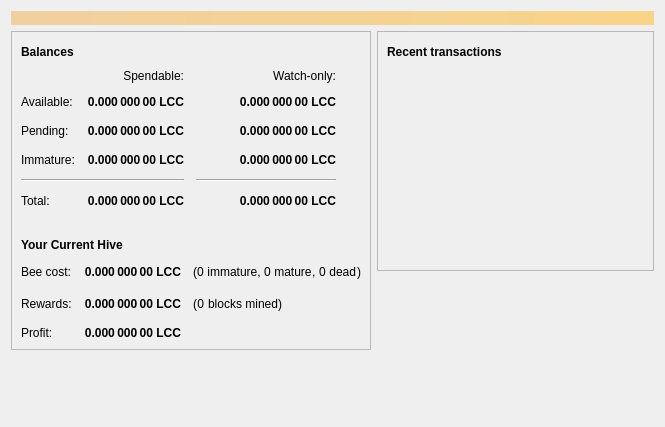
litecoincash-project/litecoincash, file src/qt/forms/overviewpage.ui: the form before one commit.
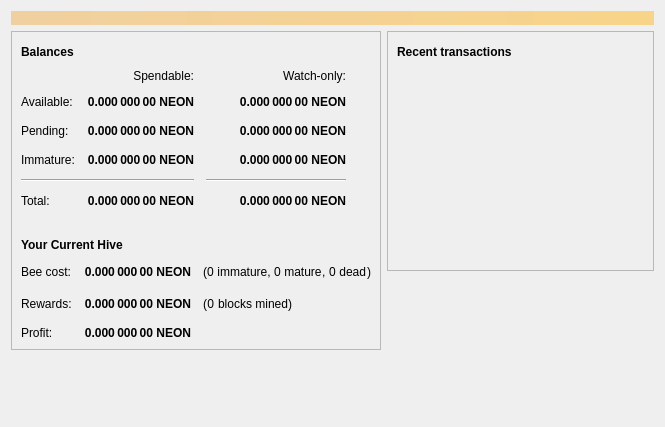
The form after the commit. Icons and pictures are not drawn.

Commit message: general: initial rename LCC -> NEON

```diff
--- a/src/qt/forms/overviewpage.ui
+++ b/src/qt/forms/overviewpage.ui
@@ -134,7 +134,7 @@
                <string>Unconfirmed transactions to watch-only addresses</string>
               </property>
               <property name="text">
-               <string notr="true">0.000 000 00 LCC</string>
+               <string notr="true">0.000 000 00 NEON</string>
               </property>
               <property name="alignment">
                <set>Qt::AlignRight|Qt::AlignTrailing|Qt::AlignVCenter</set>
@@ -159,7 +159,7 @@
                <string>Total of transactions that have yet to be confirmed, and do not yet count toward the spendable balance</string>
               </property>
               <property name="text">
-               <string notr="true">0.000 000 00 LCC</string>
+               <string notr="true">0.000 000 00 NEON</string>
               </property>
               <property name="alignment">
                <set>Qt::AlignRight|Qt::AlignTrailing|Qt::AlignVCenter</set>
@@ -184,7 +184,7 @@
                <string>Mined balance in watch-only addresses that has not yet matured</string>
               </property>
               <property name="text">
-               <string notr="true">0.000 000 00 LCC</string>
+               <string notr="true">0.000 000 00 NEON</string>
               </property>
               <property name="alignment">
                <set>Qt::AlignRight|Qt::AlignTrailing|Qt::AlignVCenter</set>
@@ -242,7 +242,7 @@
                <string>Mined balance that has not yet matured</string>
               </property>
               <property name="text">
-               <string notr="true">0.000 000 00 LCC</string>
+               <string notr="true">0.000 000 00 NEON</string>
               </property>
               <property name="alignment">
                <set>Qt::AlignRight|Qt::AlignTrailing|Qt::AlignVCenter</set>
@@ -287,7 +287,7 @@
                <string>Your current total balance</string>
               </property>
               <property name="text">
-               <string notr="true">0.000 000 00 LCC</string>
+               <string notr="true">0.000 000 00 NEON</string>
               </property>
               <property name="alignment">
                <set>Qt::AlignRight|Qt::AlignTrailing|Qt::AlignVCenter</set>
@@ -312,7 +312,7 @@
                <string>Current total balance in watch-only addresses</string>
               </property>
               <property name="text">
-               <string notr="true">0.000 000 00 LCC</string>
+               <string notr="true">0.000 000 00 NEON</string>
               </property>
               <property name="alignment">
                <set>Qt::AlignRight|Qt::AlignTrailing|Qt::AlignVCenter</set>
@@ -354,7 +354,7 @@
                <string>Your current spendable balance</string>
               </property>
               <property name="text">
-               <string notr="true">0.000 000 00 LCC</string>
+               <string notr="true">0.000 000 00 NEON</string>
               </property>
               <property name="alignment">
                <set>Qt::AlignRight|Qt::AlignTrailing|Qt::AlignVCenter</set>
@@ -379,7 +379,7 @@
                <string>Your current balance in watch-only addresses</string>
               </property>
               <property name="text">
-               <string notr="true">0.000 000 00 LCC</string>
+               <string notr="true">0.000 000 00 NEON</string>
               </property>
               <property name="alignment">
                <set>Qt::AlignRight|Qt::AlignTrailing|Qt::AlignVCenter</set>
@@ -514,7 +514,7 @@
                </font>
               </property>
               <property name="text">
-               <string>0.000 000 00 LCC</string>
+               <string>0.000 000 00 NEON</string>
               </property>
               <property name="alignment">
                <set>Qt::AlignRight|Qt::AlignTrailing|Qt::AlignVCenter</set>
@@ -530,7 +530,7 @@
                </font>
               </property>
               <property name="text">
-               <string>0.000 000 00 LCC</string>
+               <string>0.000 000 00 NEON</string>
               </property>
               <property name="alignment">
                <set>Qt::AlignRight|Qt::AlignTrailing|Qt::AlignVCenter</set>
@@ -546,7 +546,7 @@
                </font>
               </property>
               <property name="text">
-               <string>0.000 000 00 LCC</string>
+               <string>0.000 000 00 NEON</string>
               </property>
               <property name="alignment">
                <set>Qt::AlignRight|Qt::AlignTrailing|Qt::AlignVCenter</set>
```
Left out of the diff: 6 changed lines with no effect on the pictures. The commit also changes 344 other files.
